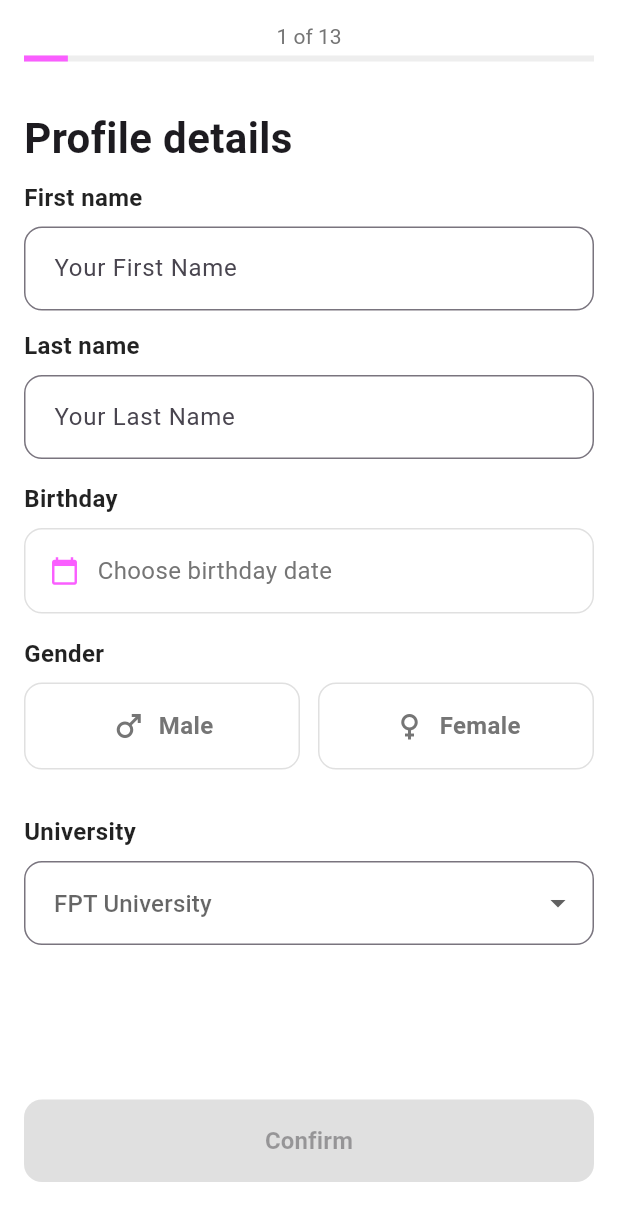
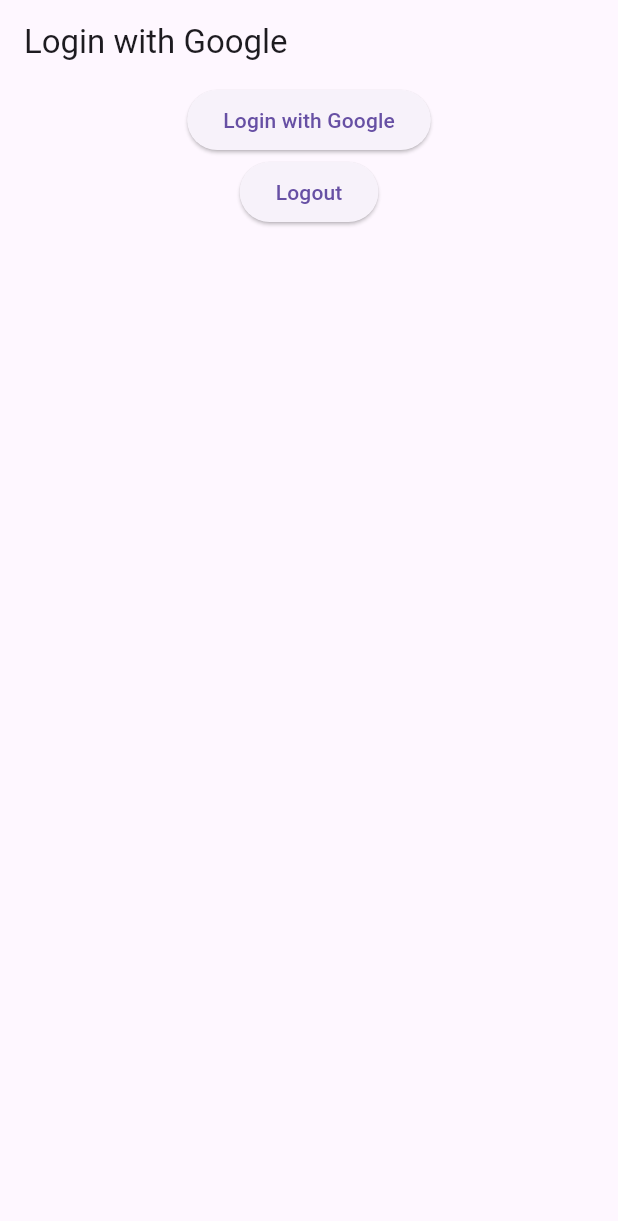
Before and after one commit to zus-pop/rizz-flutter, a Flutter app: the screen it shows after launch, on a phone screen of 412 x 824 dp. Shown: the top 1221 px of the screen. Run offline on Flutter 3.47's test engine with Material 3 defaults, Android fonts, the light colour scheme and no system bars; our stand-ins replace audioplayers, cached_network_image, camera, firebase_core, firebase_messaging, flutter_card_swiper and 4 more; missing offline and left inert: google_mlkit_face_detection; accounts and stored records are empty; generated files the repository leaves out were written again.

Commit message:
implemented sign in with google

```diff
--- a/lib/main.dart
+++ b/lib/main.dart
@@ -4,7 +4,7 @@
 import 'package:provider/provider.dart';
 import 'package:rizz_mobile/firebase_options.dart';
 import 'package:rizz_mobile/pages/bottom_tab_page.dart';
-import 'package:rizz_mobile/pages/profile_setup_page.dart';
+import 'package:rizz_mobile/pages/test.dart';
 import 'package:rizz_mobile/providers/auth_provider.dart';
 import 'package:rizz_mobile/providers/profile_provider.dart';
 
@@ -41,7 +41,7 @@
       child: MaterialApp(
         title: "Rizz",
         theme: ThemeData(primaryColor: Color(0xFFfa5eff)),
-        home: ProfileSetupPage(),
+        home: Test(),
         routes: {'/home': (context) => BottomTabPage()},
       ),
     );
--- a/lib/models/profile_setup_data.dart
+++ b/lib/models/profile_setup_data.dart
@@ -85,8 +85,9 @@
         lastName != null &&
         birthday != null &&
         gender != null &&
-        university != null)
+        university != null) {
       completed++;
+    }
     if (interestedIn != null) completed++;
     if (studyStyle != null) completed++;
     if (weekendHabit != null) completed++;
--- a/lib/pages/profile_setup/after_graduation_step.dart
+++ b/lib/pages/profile_setup/after_graduation_step.dart
@@ -75,7 +75,7 @@
                       boxShadow: [
                         if (isSelected)
                           BoxShadow(
-                            color: primaryColor.withOpacity(0.3),
+                            color: primaryColor.withValues(alpha: .3),
                             blurRadius: 8,
                             spreadRadius: 0,
                           ),
--- a/lib/pages/profile_setup/looking_for_step.dart
+++ b/lib/pages/profile_setup/looking_for_step.dart
@@ -75,7 +75,7 @@
                       boxShadow: [
                         if (isSelected)
                           BoxShadow(
-                            color: primaryColor.withOpacity(0.3),
+                            color: primaryColor.withValues(alpha: .3),
                             blurRadius: 8,
                             spreadRadius: 0,
                           ),
--- /dev/null
+++ b/lib/pages/test.dart
@@ -0,0 +1,32 @@
+import 'package:flutter/material.dart';
+import 'package:rizz_mobile/services/auth_service.dart';
+
+class Test extends StatelessWidget {
+  const Test({super.key});
+
+  @override
+  Widget build(BuildContext context) {
+    return Scaffold(
+      appBar: AppBar(title: Text('Login with Google')),
+      body: Center(
+        child: Column(
+          children: [
+            ElevatedButton(
+              onPressed: () async {
+                final user = await AuthService().signInWithGoogle();
+                debugPrint(user.email);
+              },
+              child: Text('Login with Google'),
+            ),
+            ElevatedButton(
+              onPressed: () async {
+                await AuthService().googleSignOut();
+              },
+              child: Text('Logout'),
+            ),
+          ],
+        ),
+      ),
+    );
+  }
+}
--- a/lib/providers/auth_provider.dart
+++ b/lib/providers/auth_provider.dart
@@ -1,6 +1,6 @@
 import 'package:flutter/material.dart';
 import 'package:flutter_secure_storage/flutter_secure_storage.dart';
-import 'package:rizz_mobile/services/push_notification_service.dart';
+import 'package:rizz_mobile/services/firebase_service.dart';
 
 enum AuthState { initial, loading, authenticated, unauthenticated, error }
 
@@ -9,7 +9,7 @@
 class AuthProvider extends ChangeNotifier {
   // Secure storage instance
   static const _storage = FlutterSecureStorage();
-  final _pushNotificationService = PushNotificationService();
+  final _firebaseService = FirebaseService();
 
   // State
   AuthState _authState = AuthState.initial;
@@ -42,7 +42,7 @@
   String? get pushToken => _pushToken;
 
   Future<void> updateToken() async {
-    final token = await _pushNotificationService.requestPushToken();
+    final token = await _firebaseService.requestPushToken();
     if (token != null) {
       _pushToken = token;
     }
--- /dev/null
+++ b/lib/services/auth_service.dart
@@ -0,0 +1,14 @@
+import 'package:google_sign_in/google_sign_in.dart';
+
+class AuthService {
+  final _googleSignin = GoogleSignIn.instance;
+  Future<GoogleSignInAccount> signInWithGoogle() async {
+    await _googleSignin.initialize();
+    final googleUser = await _googleSignin.authenticate();
+    return googleUser;
+  }
+
+  Future<void> googleSignOut() async {
+    await _googleSignin.signOut();
+  }
+}
--- a/lib/services/push_notification_service.dart
+++ b/lib/services/firebase_service.dart
@@ -1,8 +1,15 @@
 import 'package:firebase_messaging/firebase_messaging.dart';
 import 'package:flutter/material.dart';
 
-class PushNotificationService {
+class FirebaseService {
+  static final FirebaseService _instance = FirebaseService._internal();
   final _firebaseMessaging = FirebaseMessaging.instance;
+
+  factory FirebaseService() {
+    return _instance;
+  }
+
+  FirebaseService._internal();
 
   Future<String?> requestPushToken() async {
     await _firebaseMessaging.requestPermission();
--- a/pubspec.yaml
+++ b/pubspec.yaml
@@ -48,6 +48,7 @@
   flutter_secure_storage: ^9.2.2
   firebase_core: ^4.1.0
   firebase_messaging: ^16.0.1
+  google_sign_in: ^7.2.0
 
 dev_dependencies:
   flutter_test:
```
Also changed, not shown: lib/pages/profile_setup/profile_verification_step.dart (+7 -3 lines), pubspec.lock, 1 other file.
